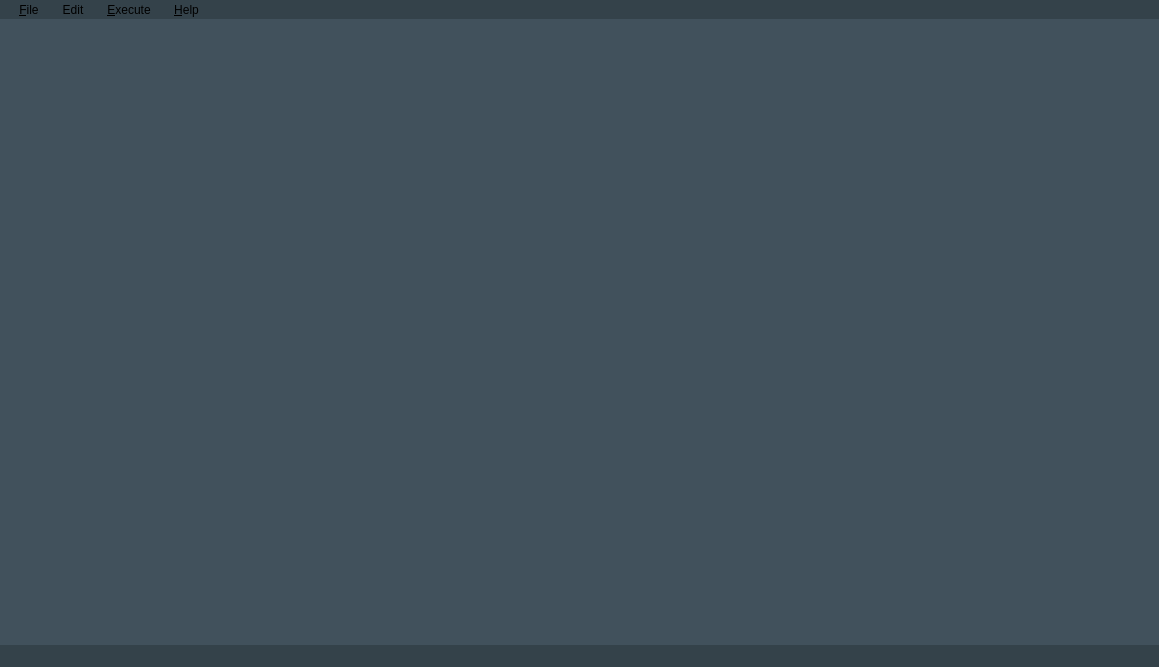
Old version of the form TilesetEditor/mainwindow.ui in the repository diegofps/tileset_editor.
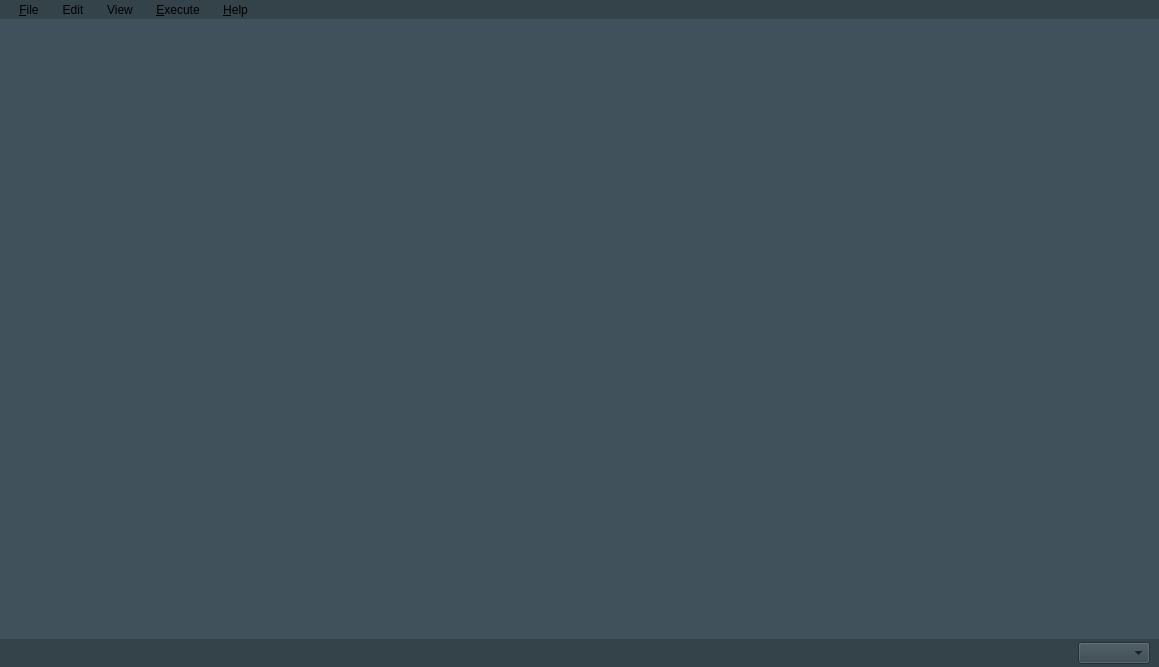
New version of the form.

Commit message: Selecting Scene ID from statusbar; Adding back the View menu

The edit to the form file:
```diff
--- a/TilesetEditor/mainwindow.ui
+++ b/TilesetEditor/mainwindow.ui
@@ -17,7 +17,88 @@
    <string notr="true">background-color: rgb(65, 81, 92);</string>
   </property>
   <widget class="QWidget" name="centralwidget">
-   <layout class="QVBoxLayout" name="verticalLayout"/>
+   <layout class="QVBoxLayout" name="verticalLayout">
+    <property name="spacing">
+     <number>0</number>
+    </property>
+    <property name="leftMargin">
+     <number>0</number>
+    </property>
+    <property name="topMargin">
+     <number>0</number>
+    </property>
+    <property name="rightMargin">
+     <number>0</number>
+    </property>
+    <property name="bottomMargin">
+     <number>0</number>
+    </property>
+    <item>
+     <widget class="QFrame" name="contentFrame">
+      <property name="sizePolicy">
+       <sizepolicy hsizetype="Preferred" vsizetype="Preferred">
+        <horstretch>0</horstretch>
+        <verstretch>1</verstretch>
+       </sizepolicy>
+      </property>
+      <property name="frameShape">
+       <enum>QFrame::NoFrame</enum>
+      </property>
+      <property name="frameShadow">
+       <enum>QFrame::Plain</enum>
+      </property>
+      <property name="lineWidth">
+       <number>0</number>
+      </property>
+     </widget>
+    </item>
+    <item>
+     <widget class="QFrame" name="frame">
+      <property name="styleSheet">
+       <string notr="true">background-color: #34424a;</string>
+      </property>
+      <property name="frameShape">
+       <enum>QFrame::NoFrame</enum>
+      </property>
+      <property name="frameShadow">
+       <enum>QFrame::Plain</enum>
+      </property>
+      <property name="lineWidth">
+       <number>0</number>
+      </property>
+      <layout class="QHBoxLayout" name="horizontalLayout">
+       <property name="leftMargin">
+        <number>9</number>
+       </property>
+       <property name="topMargin">
+        <number>3</number>
+       </property>
+       <property name="rightMargin">
+        <number>9</number>
+       </property>
+       <property name="bottomMargin">
+        <number>3</number>
+       </property>
+       <item>
+        <widget class="QLabel" name="lbStatusBar">
+         <property name="sizePolicy">
+          <sizepolicy hsizetype="Preferred" vsizetype="Preferred">
+           <horstretch>1</horstretch>
+           <verstretch>0</verstretch>
+          </sizepolicy>
+         </property>
+         <property name="text">
+          <string/>
+         </property>
+        </widget>
+       </item>
+       <item>
+        <widget class="QComboBox" name="cbScenes"/>
+       </item>
+      </layout>
+     </widget>
+    </item>
+   </layout>
   </widget>
   <widget class="QMenuBar" name="menubar">
    <property name="geometry">
@@ -93,22 +174,24 @@
     <property name="title">
      <string>Edit</string>
     </property>
-    <addaction name="action_View_References"/>
+    <addaction name="action_Edit_Scenes"/>
+    <addaction name="action_Edit_MoveTileToScene"/>
+    <addaction name="action_Edit_MoveTilesetToScene"/>
+   </widget>
+   <widget class="QMenu" name="menuView_2">
+    <property name="title">
+     <string>View</string>
+    </property>
     <addaction name="action_View_NextTileUsage"/>
     <addaction name="action_View_Clusters"/>
     <addaction name="action_View_MoveToCluster"/>
    </widget>
    <addaction name="menuFile"/>
    <addaction name="menuView"/>
+   <addaction name="menuView_2"/>
    <addaction name="menuExecute"/>
    <addaction name="menuHelp"/>
   </widget>
-  <widget class="QStatusBar" name="statusBar">
-   <property name="styleSheet">
-    <string notr="true">background-color: rgb(52, 66, 74);
-color: rgb(255, 255, 255);</string>
-   </property>
-  </widget>
   <action name="action_File_OpenProject">
    <property name="text">
     <string>&amp;Open Project</string>
```
Left out of the diff: 57 changed lines with no effect on the pictures. The commit also changes 8 other files.
